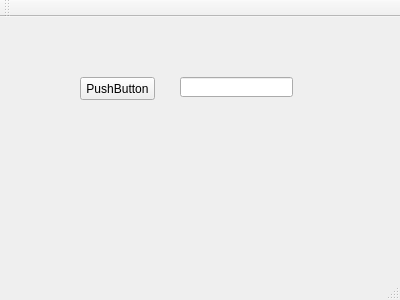
The window that mainwindow.ui (kfengbest/StockServer2) describes before a commit, drawn with Qt 5.
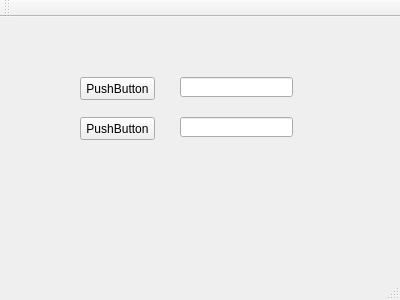
The same window after the commit.

Commit message: Add a button and line edit. Create workerthread2.h/.cpp in branch2. 1st CL in branch2

```diff
--- a/mainwindow.ui
+++ b/mainwindow.ui
@@ -37,6 +37,29 @@
      </rect>
     </property>
    </widget>
+   <widget class="QPushButton" name="pushButton_2">
+    <property name="geometry">
+     <rect>
+      <x>80</x>
+      <y>100</y>
+      <width>75</width>
+      <height>23</height>
+     </rect>
+    </property>
+    <property name="text">
+     <string>PushButton</string>
+    </property>
+   </widget>
+   <widget class="QLineEdit" name="lineEdit_2">
+    <property name="geometry">
+     <rect>
+      <x>180</x>
+      <y>100</y>
+      <width>113</width>
+      <height>20</height>
+     </rect>
+    </property>
+   </widget>
   </widget>
   <widget class="QMenuBar" name="menuBar">
    <property name="geometry">
```
The commit also changes 5 other files.
